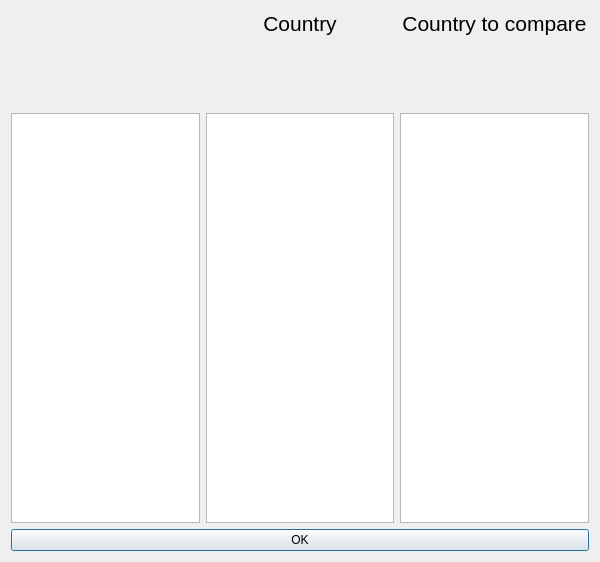
Above: comparisondialog.ui from pikkutimo/QT_Countries before the change. Below: the same form after it.
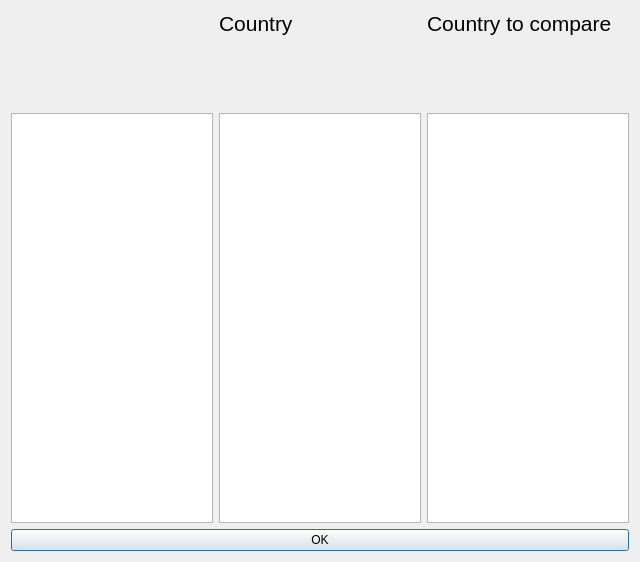
That is the form after the change.

```diff
--- a/comparisondialog.ui
+++ b/comparisondialog.ui
@@ -6,14 +6,14 @@
    <rect>
     <x>0</x>
     <y>0</y>
-    <width>600</width>
+    <width>640</width>
     <height>562</height>
    </rect>
   </property>
   <property name="minimumSize">
    <size>
-    <width>600</width>
-    <height>550</height>
+    <width>640</width>
+    <height>530</height>
    </size>
   </property>
   <property name="windowTitle">
@@ -31,7 +31,7 @@
       <string>Country to compare</string>
      </property>
      <property name="alignment">
-      <set>Qt::AlignCenter</set>
+      <set>Qt::AlignLeading|Qt::AlignLeft|Qt::AlignVCenter</set>
      </property>
     </widget>
    </item>
@@ -46,7 +46,7 @@
       <string>Country</string>
      </property>
      <property name="alignment">
-      <set>Qt::AlignCenter</set>
+      <set>Qt::AlignLeading|Qt::AlignLeft|Qt::AlignVCenter</set>
      </property>
     </widget>
    </item>
@@ -59,6 +59,12 @@
    </item>
    <item row="3" column="0">
     <widget class="QListView" name="itemsListView">
+     <property name="sizePolicy">
+      <sizepolicy hsizetype="Fixed" vsizetype="Expanding">
+       <horstretch>0</horstretch>
+       <verstretch>0</verstretch>
+      </sizepolicy>
+     </property>
      <property name="autoFillBackground">
       <bool>false</bool>
      </property>
@@ -72,6 +78,12 @@
    </item>
    <item row="3" column="1">
     <widget class="QListView" name="originalListView">
+     <property name="sizePolicy">
+      <sizepolicy hsizetype="Fixed" vsizetype="Expanding">
+       <horstretch>0</horstretch>
+       <verstretch>0</verstretch>
+      </sizepolicy>
+     </property>
      <property name="editTriggers">
       <set>QAbstractItemView::NoEditTriggers</set>
      </property>
@@ -85,6 +97,12 @@
    </item>
    <item row="3" column="2">
     <widget class="QListView" name="comparisonListView">
+     <property name="sizePolicy">
+      <sizepolicy hsizetype="Fixed" vsizetype="Expanding">
+       <horstretch>0</horstretch>
+       <verstretch>0</verstretch>
+      </sizepolicy>
+     </property>
      <property name="editTriggers">
       <set>QAbstractItemView::NoEditTriggers</set>
      </property>
```
